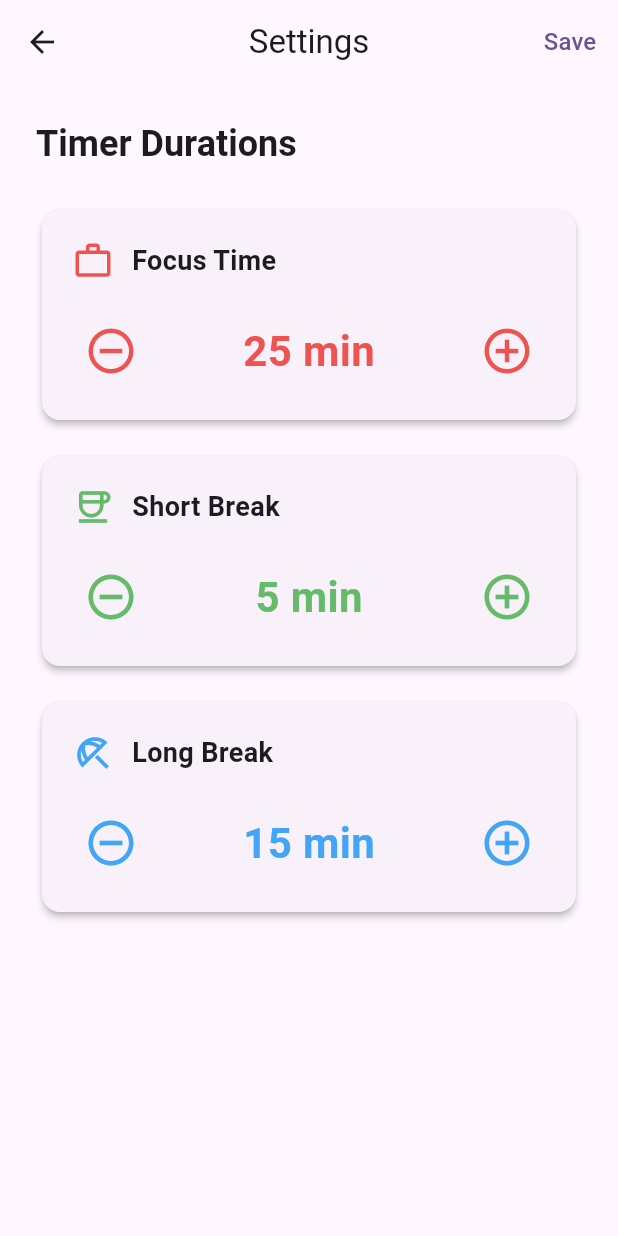
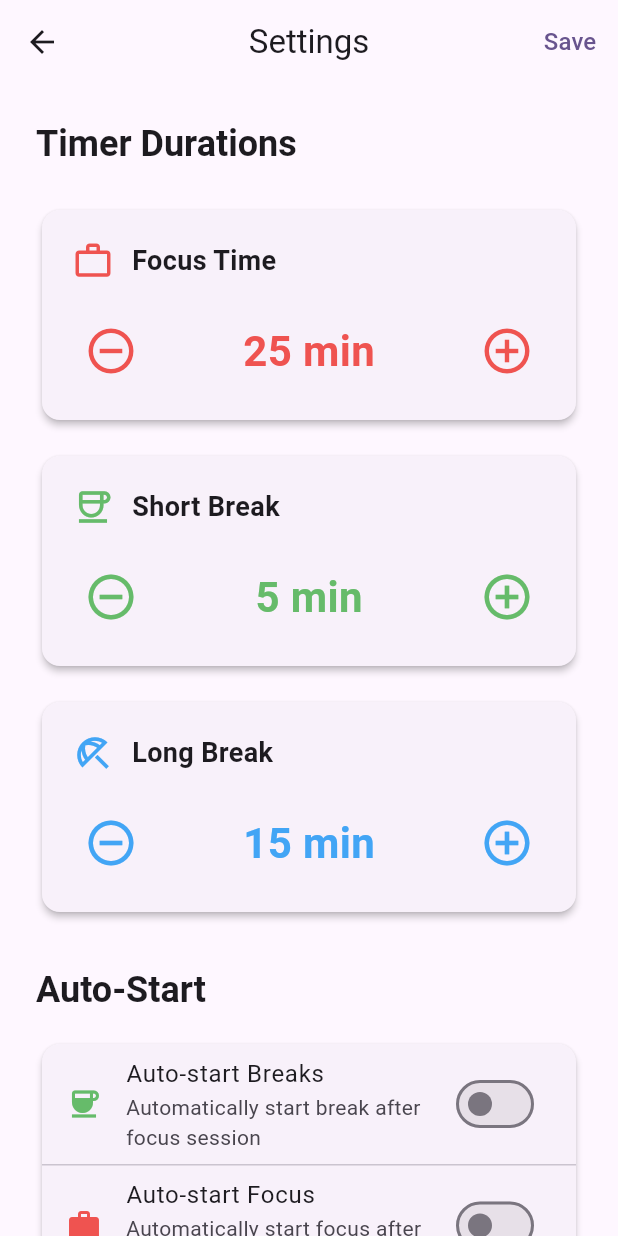
Before and after one commit to HeryAguirre-xd/Pomodoro-App, a Flutter app: the screen it shows after launch, after a tap on the "skip next" icon, after a tap on the "settings" icon, on a phone screen of 412 x 824 dp. Run offline on Flutter 3.47's test engine with Material 3 defaults, Android fonts, the phone set to English and light mode, and no system bars.

Commit message:
More feastures

```diff
--- a/lib/screens/pomodoro_timer_screen.dart
+++ b/lib/screens/pomodoro_timer_screen.dart
@@ -18,13 +18,17 @@ class _PomodoroTimerState extends State<PomodoroTimer>
   int workDuration = 25;
   int shortBreakDuration = 5;
   int longBreakDuration = 15;
+  bool autoStartBreaks = false;
+  bool autoStartWork = false;
 
   Timer? _timer;
+  Timer? _autoStartTimer;
   int _secondsRemaining = 25 * 60;
   int _totalSeconds = 25 * 60;
   bool _isRunning = false;
   TimerMode _currentMode = TimerMode.work;
   int _completedSessions = 0;
+  int _autoStartCountdown = 0;
 
   late AnimationController _pulseController;
 
@@ -70,17 +74,50 @@ class _PomodoroTimerState extends State<PomodoroTimer>
     _timer?.cancel();
     setState(() => _isRunning = false);
 
+    TimerMode nextMode;
+    bool shouldAutoStart = false;
+
     if (_currentMode == TimerMode.work) {
       _completedSessions++;
       // After 4 work sessions, take a long break
       if (_completedSessions % 4 == 0) {
-        _switchMode(TimerMode.longBreak);
+        nextMode = TimerMode.longBreak;
       } else {
-        _switchMode(TimerMode.shortBreak);
+        nextMode = TimerMode.shortBreak;
       }
+      shouldAutoStart = autoStartBreaks;
     } else {
-      _switchMode(TimerMode.work);
+      nextMode = TimerMode.work;
+      shouldAutoStart = autoStartWork;
     }
+
+    _switchMode(nextMode);
+
+    if (shouldAutoStart) {
+      _startAutoStartCountdown();
+    }
+  }
+
+  void _startAutoStartCountdown() {
+    _autoStartTimer?.cancel();
+    setState(() => _autoStartCountdown = 3);
+
+    _autoStartTimer = Timer.periodic(const Duration(seconds: 1), (timer) {
+      setState(() {
+        if (_autoStartCountdown > 1) {
+          _autoStartCountdown--;
+        } else {
+          _autoStartCountdown = 0;
+          timer.cancel();
+          _startTimer();
+        }
+      });
+    });
+  }
+
+  void _cancelAutoStart() {
+    _autoStartTimer?.cancel();
+    setState(() => _autoStartCountdown = 0);
   }
 
   void _switchMode(TimerMode newMode) {
@@ -102,6 +139,7 @@ class _PomodoroTimerState extends State<PomodoroTimer>
   }
 
   void _openSettings() {
+    _cancelAutoStart();
     Navigator.push(
       context,
       MaterialPageRoute(
@@ -109,11 +147,15 @@ class _PomodoroTimerState extends State<PomodoroTimer>
           workDuration: workDuration,
           shortBreakDuration: shortBreakDuration,
           longBreakDuration: longBreakDuration,
-          onSave: (work, shortBreak, longBreak) {
+          autoStartBreaks: autoStartBreaks,
+          autoStartWork: autoStartWork,
+          onSave: (work, shortBreak, longBreak, autoBreaks, autoWork) {
             setState(() {
               workDuration = work;
               shortBreakDuration = shortBreak;
               longBreakDuration = longBreak;
+              autoStartBreaks = autoBreaks;
+              autoStartWork = autoWork;
 
               // Update current timer if not running
               if (!_isRunning) {
@@ -176,6 +218,7 @@ class _PomodoroTimerState extends State<PomodoroTimer>
   @override
   void dispose() {
     _timer?.cancel();
+    _autoStartTimer?.cancel();
     _pulseController.dispose();
     super.dispose();
   }
@@ -284,7 +327,39 @@ class _PomodoroTimerState extends State<PomodoroTimer>
               ),
               const Spacer(),
 
-              // Motivational text
+              // Auto-start countdown or Motivational text
+              if (_autoStartCountdown > 0)
+                GestureDetector(
+                  onTap: _cancelAutoStart,
+                  child: Container(
+                    padding: const EdgeInsets.symmetric(
+                      horizontal: 24,
+                      vertical: 12,
+                    ),
+                    decoration: BoxDecoration(
+                      // ignore: deprecated_member_use
+                      color: modeColor.withOpacity(0.2),
+                      borderRadius: BorderRadius.circular(20),
+                      border: Border.all(color: modeColor, width: 2),
+                    ),
+                    child: Row(
+                      mainAxisSize: MainAxisSize.min,
+                      children: [
+                        Icon(Icons.play_circle_outline, color: modeColor),
+                        const SizedBox(width: 8),
+                        Text(
+                          'Starting in $_autoStartCountdown... (tap to cancel)',
+                          style: TextStyle(
+                            fontSize: 16,
+                            fontWeight: FontWeight.bold,
+                            color: modeColor,
+                          ),
+                        ),
+                      ],
+                    ),
+                  ),
+                )
+              else
                 Text(
                   _getMotivationalText(),
                   style: TextStyle(
--- a/lib/screens/settings_screen.dart
+++ b/lib/screens/settings_screen.dart
@@ -4,13 +4,17 @@ class SettingsScreen extends StatefulWidget {
   final int workDuration;
   final int shortBreakDuration;
   final int longBreakDuration;
-  final Function(int, int, int) onSave;
+  final bool autoStartBreaks;
+  final bool autoStartWork;
+  final Function(int, int, int, bool, bool) onSave;
 
   const SettingsScreen({
     super.key,
     required this.workDuration,
     required this.shortBreakDuration,
     required this.longBreakDuration,
+    required this.autoStartBreaks,
+    required this.autoStartWork,
     required this.onSave,
   });
 
@@ -22,6 +26,8 @@ class _SettingsScreenState extends State<SettingsScreen> {
   late int _workDuration;
   late int _shortBreakDuration;
   late int _longBreakDuration;
+  late bool _autoStartBreaks;
+  late bool _autoStartWork;
 
   @override
   void initState() {
@@ -29,6 +35,8 @@ class _SettingsScreenState extends State<SettingsScreen> {
     _workDuration = widget.workDuration;
     _shortBreakDuration = widget.shortBreakDuration;
     _longBreakDuration = widget.longBreakDuration;
+    _autoStartBreaks = widget.autoStartBreaks;
+    _autoStartWork = widget.autoStartWork;
   }
 
   @override
@@ -46,6 +54,8 @@ class _SettingsScreenState extends State<SettingsScreen> {
                 _workDuration,
                 _shortBreakDuration,
                 _longBreakDuration,
+                _autoStartBreaks,
+                _autoStartWork,
               );
               Navigator.pop(context);
             },
@@ -85,6 +95,39 @@ class _SettingsScreenState extends State<SettingsScreen> {
             Colors.blue.shade400,
             Icons.beach_access_outlined,
             (value) => setState(() => _longBreakDuration = value),
+          ),
+          const SizedBox(height: 32),
+          Text(
+            'Auto-Start',
+            style: Theme.of(
+              context,
+            ).textTheme.headlineSmall?.copyWith(fontWeight: FontWeight.bold),
+          ),
+          const SizedBox(height: 16),
+          Card(
+            elevation: 2,
+            child: Column(
+              children: [
+                SwitchListTile(
+                  title: const Text('Auto-start Breaks'),
+                  subtitle: const Text(
+                    'Automatically start break after focus session',
+                  ),
+                  secondary: Icon(Icons.coffee, color: Colors.green.shade400),
+                  value: _autoStartBreaks,
+                  onChanged: (value) =>
+                      setState(() => _autoStartBreaks = value),
+                ),
+                const Divider(height: 1),
+                SwitchListTile(
+                  title: const Text('Auto-start Focus'),
+                  subtitle: const Text('Automatically start focus after break'),
+                  secondary: Icon(Icons.work, color: Colors.red.shade400),
+                  value: _autoStartWork,
+                  onChanged: (value) => setState(() => _autoStartWork = value),
+                ),
+              ],
+            ),
           ),
         ],
       ),
```
Lines whose indentation alone changed are shown as unchanged.
